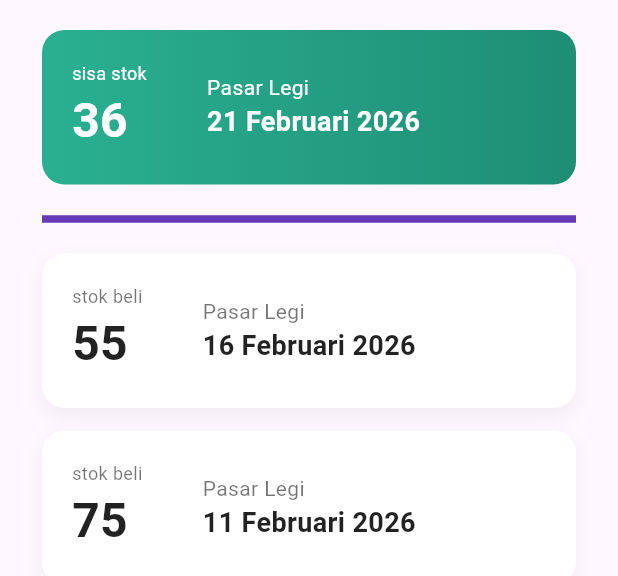
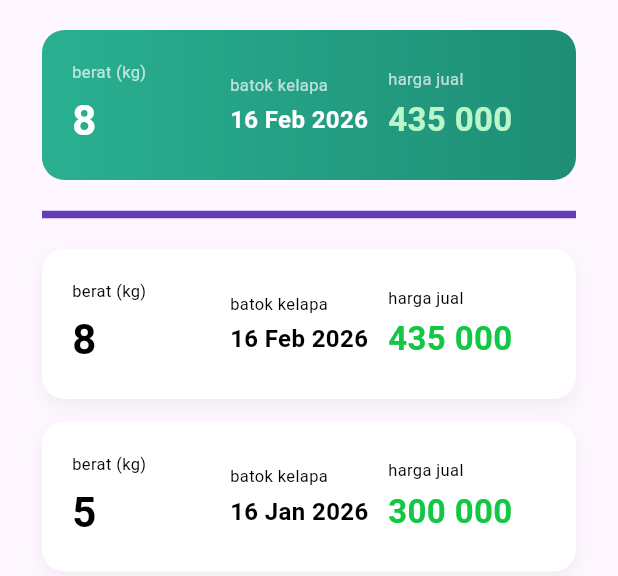
Before and after one commit to Vikri31/cocomanager, a Flutter app: the Penjualan widget shown alone on an empty page, opened directly, on a phone screen of 412 x 824 dp. Shown: the top 576 px of the screen. Run offline on Flutter 3.47's test engine with Material 3 defaults, Android fonts, the phone set to English and light mode, and no system bars; our stand-ins replace fl_chart.

Commit message:
revisi stok

```diff
--- a/lib/main.dart
+++ b/lib/main.dart
@@ -1,7 +1,7 @@
 import 'package:cocomanager/screens/main_screen.dart';
 import 'package:flutter/material.dart';
 import 'screens/loading_screen.dart'; // Import file loading
-import 'screens/home_screen.dart';   // Import file home
+// Import file home
 
 void main() {
   runApp(const CocoManagerApp());
--- a/lib/screens/home_screen.dart
+++ b/lib/screens/home_screen.dart
@@ -19,7 +19,7 @@ class _HomeScreenState extends State<HomeScreen> {
           Padding(
             padding: const EdgeInsets.symmetric(horizontal: 28.0, vertical: 10),
             child: Container(
-              padding: const EdgeInsets.all(20.0),
+              padding: const EdgeInsets.all(10.0),
               decoration: BoxDecoration(
                 borderRadius: BorderRadius.circular(15),
                 gradient: const LinearGradient(
@@ -65,21 +65,40 @@ class _HomeScreenState extends State<HomeScreen> {
           const SizedBox(height: 20),
 
           // --- CARD 3: GRAFIK TREND (LINE CHART) ---
+          // --- CARD 3: GRAFIK TREND (LINE CHART) ---
           Padding(
-            padding: const EdgeInsets.symmetric(horizontal: 28.0),
+            padding: const EdgeInsets.symmetric(
+              horizontal: 28.0,
+              vertical: 1,
+            ), // Padding luar agar tidak full width
+            child: Container(
+              decoration: BoxDecoration(
+                color: Colors.white, // Warna background
+                borderRadius: BorderRadius.circular(
+                  15,
+                ), // Agar sudutnya melengkung sama seperti kartu lainnya
+              ),
+              child: Padding(
+                padding: const EdgeInsets.all(
+                  16.0,
+                ), // Padding dalam untuk isi konten
                 child: Column(
                   crossAxisAlignment: CrossAxisAlignment.start,
                   children: [
                     const Text(
                       'Trend Penjualan (Butir)',
-                  style: TextStyle(fontWeight: FontWeight.bold, fontSize: 16),
+                      style: TextStyle(
+                        fontWeight: FontWeight.bold,
+                        fontSize: 16,
+                      ),
                     ),
                     const SizedBox(height: 20),
                     SizedBox(height: 200, child: LineChart(mainData())),
                   ],
                 ),
               ),
-          const SizedBox(height: 30),
+            ),
+          ),
         ],
       ),
 
@@ -101,9 +120,15 @@ class _HomeScreenState extends State<HomeScreen> {
         padding: const EdgeInsets.all(15),
         decoration: BoxDecoration(
           borderRadius: BorderRadius.circular(12),
-          gradient: const LinearGradient(
-            colors: [Colors.orangeAccent, Colors.deepOrange],
-          ),
+          color: const Color.fromARGB(
+            255,
+            42,
+            184,
+            147,
+          ), // Warna biru untuk kedua kotak kecil
+          // gradient: const LinearGradient(
+          //   colors: [Colors.orangeAccent, Colors.deepOrange],
+          // ),
         ),
         child: Column(
           crossAxisAlignment: CrossAxisAlignment.start,
--- a/lib/screens/loading_screen.dart
+++ b/lib/screens/loading_screen.dart
@@ -13,18 +13,19 @@ class _LoadingScreenState extends State<LoadingScreen> {
   void initState() {
     super.initState();
     // 2. Logika Timer: Pindah ke Home setelah 3 detik
-    Timer(const Duration(seconds: 2), () {
+    Timer(const Duration(seconds: 3), () {
       // Menggunakan pushReplacement agar Splash Screen dihapus dari tumpukan (stack)
       Navigator.pushReplacementNamed(context, '/home');
     });
   }
 
+  @override
   Widget build(BuildContext context) {
     return Scaffold(
       backgroundColor: Colors.white,
       body: const Center(
         child: Text(
-          'prikitiw',
+          'CocoManager',
           style: TextStyle(
             fontSize: 40,
             fontWeight: FontWeight.bold,
--- a/lib/screens/main_screen.dart
+++ b/lib/screens/main_screen.dart
@@ -12,17 +12,17 @@ class MainScreen extends StatefulWidget {
 
 class _MainScreenState extends State<MainScreen> {
   @override
-
-// Variabel untuk mencatat halaman mana yang aktif
+  // Variabel untuk mencatat halaman mana yang aktif
   int _currentIndex = 0;
 
   // DAFTAR HALAMANNYA DI SINI
   final List<Widget> _listHalaman = [
     const HomeScreen(), // Indeks 0
-    const StokScreen(),  // Indeks 1
+    const StokScreen(), // Indeks 1
     // const ProfilScreen(), // Indeks 2
   ];
 
+  @override
   Widget build(BuildContext context) {
     return Scaffold(
       // Isi body otomatis berubah sesuai _currentIndex
@@ -43,5 +43,4 @@ class _MainScreenState extends State<MainScreen> {
       ),
     );
   }
-
 }
--- a/lib/screens/stok_screen.dart
+++ b/lib/screens/stok_screen.dart
@@ -50,8 +50,8 @@ class _StokScreenState extends State<StokScreen> {
                   child: const TabBarView(
                     children: [
                       // Center(child: Text('Data Pembelian')),
-                      const Pembelian(),
-                      const Penjualan(),
+                      Pembelian(),
+                      Penjualan(),
                       // Center(child: Text('Data Penjualan')),
                     ],
                   ),
@@ -285,43 +285,75 @@ class _PenjualanState extends State<Penjualan> {
           decoration: BoxDecoration(
             borderRadius: BorderRadius.circular(15),
             gradient: const LinearGradient(
-              colors: [Color(0xFF2AB091), Color(0xFF1E8E75)], // Hijau-hijauan
+              colors: [Color(0xFF2AB091), Color(0xFF1E8E75)],
             ),
           ),
           child: Row(
+            // Mengatur agar ada ruang yang sama antar kelompok informasi
+            mainAxisAlignment: MainAxisAlignment.spaceBetween,
             children: [
-              Column(
+              // SEKSI 1: BERAT
+              Expanded(
+                child: Column(
                   crossAxisAlignment: CrossAxisAlignment.start,
                   children: const [
                     Text(
-                    'sisa stok',
-                    style: TextStyle(color: Colors.white, fontSize: 12),
+                      'berat (kg)',
+                      style: TextStyle(color: Colors.white70, fontSize: 11),
                     ),
+                    SizedBox(height: 4), // Jarak kecil antara label dan angka
                     Text(
-                    '36',
+                      '8',
                       style: TextStyle(
-                      fontSize: 32,
+                        fontSize: 28,
                         fontWeight: FontWeight.bold,
                         color: Colors.white,
                       ),
                     ),
                   ],
                 ),
-              const SizedBox(width: 40),
+              ),
+
+              // SEKSI 2: KETERANGAN & TANGGAL
               Expanded(
                 child: Column(
                   crossAxisAlignment: CrossAxisAlignment.start,
                   children: const [
                     Text(
-                      'Pasar Legi',
-                      style: TextStyle(color: Colors.white, fontSize: 14),
+                      'batok kelapa',
+                      style: TextStyle(color: Colors.white70, fontSize: 11),
                     ),
+                    SizedBox(height: 4),
                     Text(
-                      '21 Februari 2026',
+                      '16 Feb 2026', // Gunakan singkatan jika terlalu panjang agar tetap linear
                       style: TextStyle(
-                        fontSize: 18,
+                        fontSize: 16,
                         fontWeight: FontWeight.bold,
                         color: Colors.white,
+                      ),
+                    ),
+                  ],
+                ),
+              ),
+
+              // SEKSI 3: HARGA JUAL
+              Expanded(
+                child: Column(
+                  crossAxisAlignment: CrossAxisAlignment.start,
+                  children: const [
+                    Text(
+                      'harga jual',
+                      style: TextStyle(color: Colors.white70, fontSize: 11),
+                    ),
+                    SizedBox(height: 4),
+                    Text(
+                      '435 000',
+                      style: TextStyle(
+                        fontSize: 22,
+                        fontWeight: FontWeight.bold,
+                        color: Color(
+                          0xFFB9F6CA,
+                        ), // Hijau terang agar kontras seperti di gambar
                       ),
                     ),
                   ],
@@ -355,39 +387,74 @@ class _PenjualanState extends State<Penjualan> {
             ],
           ),
           child: Row(
+            // Mengatur agar ada ruang yang sama antar kelompok informasi
+            mainAxisAlignment: MainAxisAlignment.spaceBetween,
             children: [
-              Column(
-                crossAxisAlignment: CrossAxisAlignment.start,
-                children: const [
-                  Text(
-                    'stok beli',
-                    style: TextStyle(color: Colors.black54, fontSize: 12),
-                  ),
-                  Text(
-                    '55',
-                    style: TextStyle(
-                      fontSize: 32,
-                      fontWeight: FontWeight.bold,
-                      color: Colors.black87,
-                    ),
-                  ),
-                ],
-              ),
-              const SizedBox(width: 40),
+              // SEKSI 1: BERAT
               Expanded(
                 child: Column(
                   crossAxisAlignment: CrossAxisAlignment.start,
                   children: const [
                     Text(
-                      'Pasar Legi',
-                      style: TextStyle(color: Colors.black54, fontSize: 14),
+                      'berat (kg)',
+                      style: TextStyle(color: Colors.black, fontSize: 11),
                     ),
+                    SizedBox(height: 4), // Jarak kecil antara label dan angka
                     Text(
-                      '16 Februari 2026',
+                      '8',
                       style: TextStyle(
-                        fontSize: 18,
+                        fontSize: 28,
                         fontWeight: FontWeight.bold,
-                        color: Colors.black87,
+                        color: Colors.black,
+                      ),
+                    ),
+                  ],
+                ),
+              ),
+
+              // SEKSI 2: KETERANGAN & TANGGAL
+              Expanded(
+                child: Column(
+                  crossAxisAlignment: CrossAxisAlignment.start,
+                  children: const [
+                    Text(
+                      'batok kelapa',
+                      style: TextStyle(color: Colors.black, fontSize: 11),
+                    ),
+                    SizedBox(height: 4),
+                    Text(
+                      '16 Feb 2026', // Gunakan singkatan jika terlalu panjang agar tetap linear
+                      style: TextStyle(
+                        fontSize: 16,
+                        fontWeight: FontWeight.bold,
+                        color: Colors.black,
+                      ),
+                    ),
+                  ],
+                ),
+              ),
+
+              // SEKSI 3: HARGA JUAL
+              Expanded(
+                child: Column(
+                  crossAxisAlignment: CrossAxisAlignment.start,
+                  children: const [
+                    Text(
+                      'harga jual',
+                      style: TextStyle(color: Colors.black, fontSize: 11),
+                    ),
+                    SizedBox(height: 4),
+                    Text(
+                      '435 000',
+                      style: TextStyle(
+                        fontSize: 22,
+                        fontWeight: FontWeight.bold,
+                        color: Color.fromARGB(
+                          255,
+                          17,
+                          199,
+                          68,
+                        ), // Hijau terang agar kontras seperti di gambar
                       ),
                     ),
                   ],
@@ -416,39 +483,74 @@ class _PenjualanState extends State<Penjualan> {
             ],
           ),
           child: Row(
+            // Mengatur agar ada ruang yang sama antar kelompok informasi
+            mainAxisAlignment: MainAxisAlignment.spaceBetween,
             children: [
-              Column(
-                crossAxisAlignment: CrossAxisAlignment.start,
-                children: const [
-                  Text(
-                    'stok beli',
-                    style: TextStyle(color: Colors.black54, fontSize: 12),
-                  ),
-                  Text(
-                    '75',
-                    style: TextStyle(
-                      fontSize: 32,
-                      fontWeight: FontWeight.bold,
-                      color: Colors.black87,
-                    ),
-                  ),
-                ],
-              ),
-              const SizedBox(width: 40),
+              // SEKSI 1: BERAT
               Expanded(
                 child: Column(
                   crossAxisAlignment: CrossAxisAlignment.start,
                   children: const [
                     Text(
-                      'Pasar Legi',
-                      style: TextStyle(color: Colors.black54, fontSize: 14),
+                      'berat (kg)',
+                      style: TextStyle(color: Colors.black, fontSize: 11),
                     ),
+                    SizedBox(height: 4), // Jarak kecil antara label dan angka
                     Text(
-                      '11 Februari 2026',
+                      '5',
                       style: TextStyle(
-                        fontSize: 18,
+                        fontSize: 28,
                         fontWeight: FontWeight.bold,
-                        color: Colors.black87,
+                        color: Colors.black,
+                      ),
+                    ),
+                  ],
+                ),
+              ),
+
+              // SEKSI 2: KETERANGAN & TANGGAL
+              Expanded(
+                child: Column(
+                  crossAxisAlignment: CrossAxisAlignment.start,
+                  children: const [
+                    Text(
+                      'batok kelapa',
+                      style: TextStyle(color: Colors.black, fontSize: 11),
+                    ),
+                    SizedBox(height: 4),
+                    Text(
+                      '16 Jan 2026', // Gunakan singkatan jika terlalu panjang agar tetap linear
+                      style: TextStyle(
+                        fontSize: 16,
+                        fontWeight: FontWeight.bold,
+                        color: Colors.black,
+                      ),
+                    ),
+                  ],
+                ),
+              ),
+
+              // SEKSI 3: HARGA JUAL
+              Expanded(
+                child: Column(
+                  crossAxisAlignment: CrossAxisAlignment.start,
+                  children: const [
+                    Text(
+                      'harga jual',
+                      style: TextStyle(color: Colors.black, fontSize: 11),
+                    ),
+                    SizedBox(height: 4),
+                    Text(
+                      '300 000',
+                      style: TextStyle(
+                        fontSize: 22,
+                        fontWeight: FontWeight.bold,
+                        color: Color.fromARGB(
+                          255,
+                          17,
+                          199,
+                          68,
+                        ), // Hijau terang agar kontras seperti di gambar
                       ),
                     ),
                   ],
```
Lines whose indentation alone changed are shown as unchanged.
